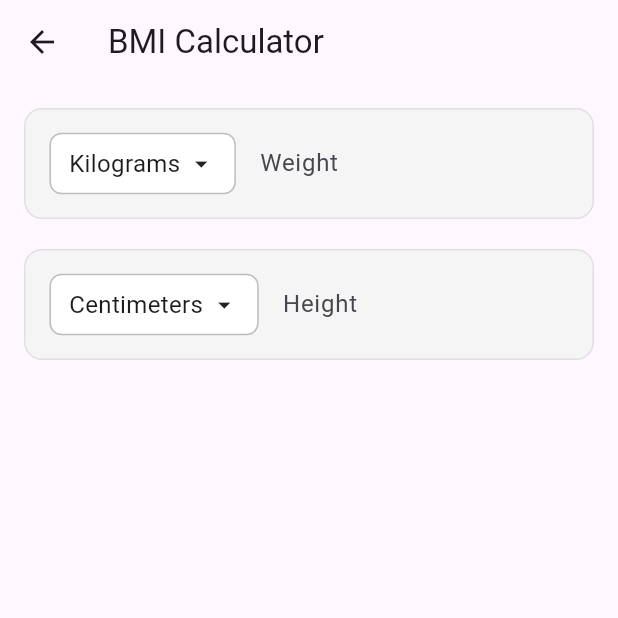
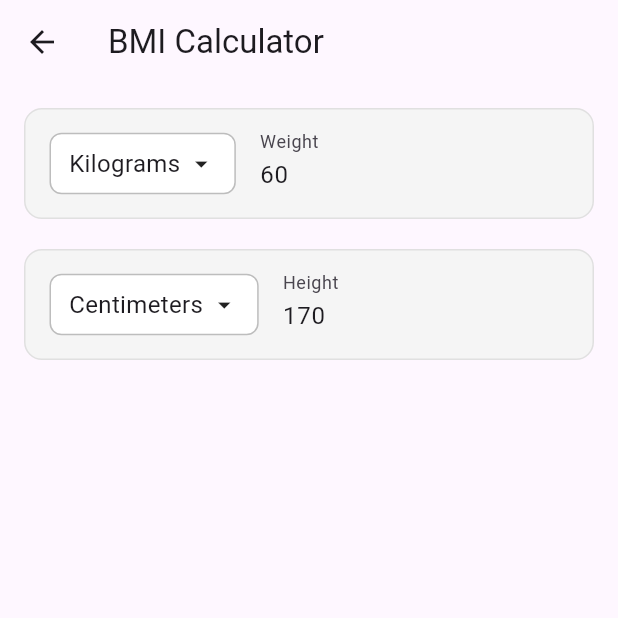
Before and after one commit to prothesbarai/prothes_vendor_dashboard_profile_show_by_qrcode, a Flutter app: the BMICalcPage screen opened directly, on a phone screen of 412 x 824 dp, the top half of it. Run offline on Flutter 3.47's test engine with Material 3 defaults, Android fonts, the phone set to English and light mode, and no system bars; missing offline and left inert: qr_code_scanner_plus.

Commit message:
asp prothes

```diff
--- a/lib/design_pages/design_three/different_items_pages/bmi_calc_page.dart
+++ b/lib/design_pages/design_three/different_items_pages/bmi_calc_page.dart
@@ -66,6 +66,7 @@ class _BMICalcPageState extends State<BMICalcPage> {
                   const SizedBox(width: 16),
                   Expanded(
                       child: TextField(
+                        controller: weightController,
                         keyboardType: TextInputType.number,
                         decoration: const InputDecoration(border: InputBorder.none, hintText: 'Enter weight', labelText: 'Weight',),
                         onChanged: (value){},
@@ -76,6 +77,7 @@ class _BMICalcPageState extends State<BMICalcPage> {
             ),
             const SizedBox(height: 20),
             /// <<< Weight Field End Here ======================================
+
 
             /// >>> Height Input Field Start Here ==============================
             Container(
@@ -101,6 +103,7 @@ class _BMICalcPageState extends State<BMICalcPage> {
                   const SizedBox(width: 16),
                   Expanded(
                       child: TextField(
+                        controller: heightController,
                         keyboardType: TextInputType.number,
                         decoration: const InputDecoration(border: InputBorder.none, hintText: 'Enter height', labelText: 'Height',),
                         onChanged: (value){},
@@ -111,6 +114,11 @@ class _BMICalcPageState extends State<BMICalcPage> {
             ),
             const SizedBox(height: 30),
             /// <<< Height Input Field End Here ================================
+
+
+            /// <<< Calculate Button Start Here ================================
+            SizedBox(),
+            /// <<< Calculate Button End Here ==================================
           ],
         ),
       )
```
